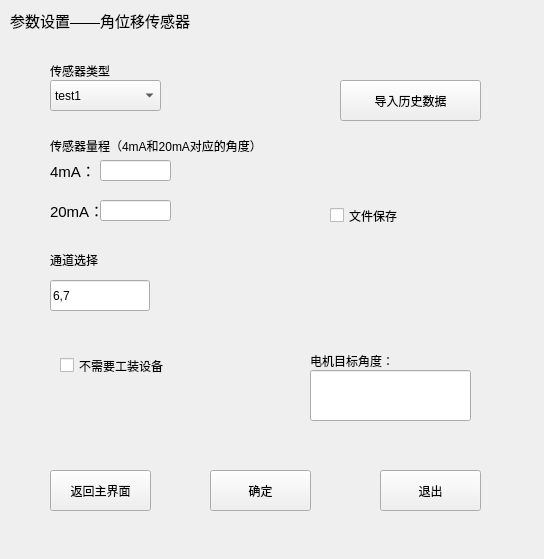
The window that ui_param/paramwin_anglesensor.ui (Dirck-YHP/Proj_sensor_detect) describes before a commit, drawn with Qt 5.
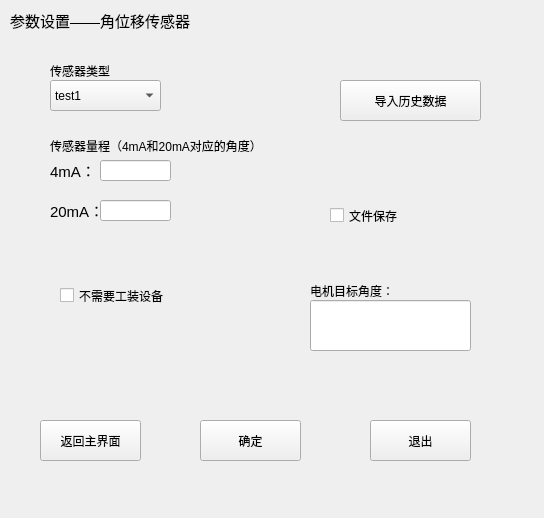
The same window after the commit.

Diff of the .ui file:
```diff
--- a/ui_param/paramwin_anglesensor.ui
+++ b/ui_param/paramwin_anglesensor.ui
@@ -7,7 +7,7 @@
     <x>0</x>
     <y>0</y>
     <width>544</width>
-    <height>559</height>
+    <height>518</height>
    </rect>
   </property>
   <property name="windowTitle">
@@ -137,7 +137,7 @@
    <property name="geometry">
     <rect>
      <x>310</x>
-     <y>350</y>
+     <y>280</y>
      <width>161</width>
      <height>21</height>
     </rect>
@@ -150,7 +150,7 @@
    <property name="geometry">
     <rect>
      <x>310</x>
-     <y>370</y>
+     <y>300</y>
      <width>161</width>
      <height>51</height>
     </rect>
@@ -172,8 +172,8 @@
   <widget class="QPushButton" name="btn_back_mainW">
    <property name="geometry">
     <rect>
-     <x>50</x>
-     <y>470</y>
+     <x>40</x>
+     <y>420</y>
      <width>101</width>
      <height>41</height>
     </rect>
@@ -185,8 +185,8 @@
   <widget class="QPushButton" name="btn_ok">
    <property name="geometry">
     <rect>
-     <x>210</x>
-     <y>470</y>
+     <x>200</x>
+     <y>420</y>
      <width>101</width>
      <height>41</height>
     </rect>
@@ -198,8 +198,8 @@
   <widget class="QPushButton" name="btn_exit">
    <property name="geometry">
     <rect>
-     <x>380</x>
-     <y>470</y>
+     <x>370</x>
+     <y>420</y>
      <width>101</width>
      <height>41</height>
     </rect>
@@ -212,7 +212,7 @@
    <property name="geometry">
     <rect>
      <x>60</x>
-     <y>350</y>
+     <y>280</y>
      <width>181</width>
      <height>31</height>
     </rect>
@@ -221,56 +221,6 @@
     <string>不需要工装设备</string>
    </property>
   </widget>
-  <widget class="QLabel" name="label_7">
-   <property name="geometry">
-    <rect>
-     <x>50</x>
-     <y>250</y>
-     <width>200</width>
-     <height>20</height>
-    </rect>
-   </property>
-   <property name="minimumSize">
-    <size>
-     <width>100</width>
-     <height>20</height>
-    </size>
-   </property>
-   <property name="maximumSize">
-    <size>
-     <width>200</width>
-     <height>20</height>
-    </size>
-   </property>
-   <property name="text">
-    <string>通道选择</string>
-   </property>
-  </widget>
-  <widget class="QLineEdit" name="lineE_channel">
-   <property name="geometry">
-    <rect>
-     <x>50</x>
-     <y>280</y>
-     <width>100</width>
-     <height>31</height>
-    </rect>
-   </property>
-   <property name="minimumSize">
-    <size>
-     <width>100</width>
-     <height>20</height>
-    </size>
-   </property>
-   <property name="maximumSize">
-    <size>
-     <width>200</width>
-     <height>50</height>
-    </size>
-   </property>
-   <property name="text">
-    <string>6,7</string>
-   </property>
-  </widget>
   <widget class="QCheckBox" name="cBox_file_save">
    <property name="geometry">
     <rect>
```
